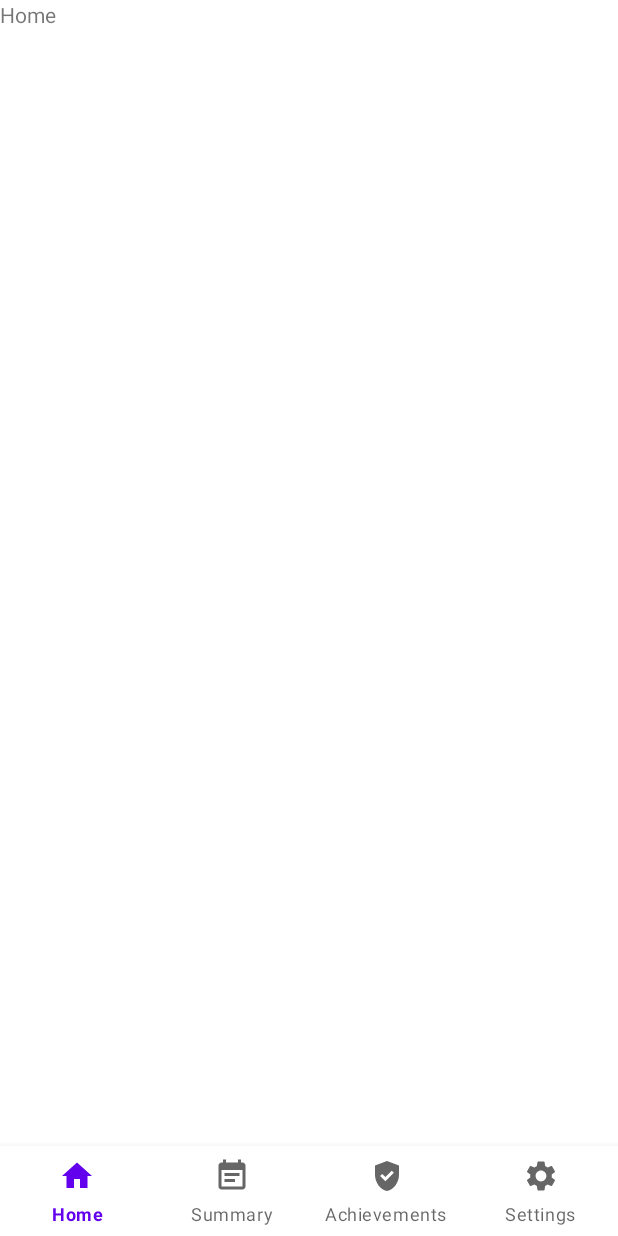
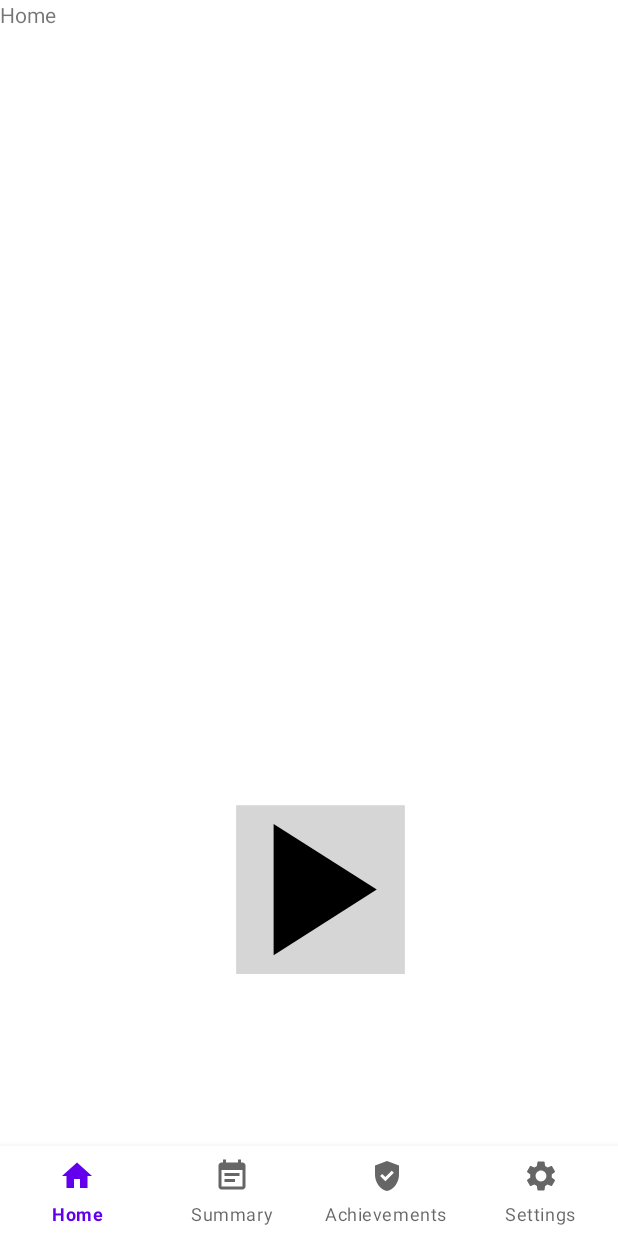
Before and after one commit to mariuszzarzycki99/Pedometer, an Android app: the screen it shows after launch (MainActivity), on a phone screen of 412 x 824 dp. Run offline under Robolectric (Android 15) with nearby library versions, the phone set to English and light mode, and no system bars.

Commit message:
Home fragment main button v1.0

```diff
--- a/app/src/main/java/pl/polsl/pedometer/HomeFragment.java
+++ b/app/src/main/java/pl/polsl/pedometer/HomeFragment.java
@@ -7,6 +7,8 @@ import androidx.fragment.app.Fragment;
 import android.view.LayoutInflater;
 import android.view.View;
 import android.view.ViewGroup;
+import android.widget.ImageButton;
+import android.widget.Toast;
 
 /**
  * A simple {@link Fragment} subclass.
@@ -58,7 +60,24 @@ public class HomeFragment extends Fragment {
     @Override
     public View onCreateView(LayoutInflater inflater, ViewGroup container,
                              Bundle savedInstanceState) {
-        // Inflate the layout for this fragment
-        return inflater.inflate(R.layout.fragment_home, container, false);
+
+        View view = inflater.inflate(R.layout.fragment_home, container, false);
+        ImageButton button = (ImageButton) view.findViewById(R.id.button2);
+        button.setOnClickListener(new View.OnClickListener() {
+            @Override
+            public void onClick(View view) {
+                button.setSelected(!button.isSelected());
+                if (button.isSelected()) {
+                    //Handle selected state change
+                    Toast.makeText(getView().getContext(),"Nalicza", Toast.LENGTH_SHORT).show();
+                }
+                else {
+                    //Handle de-select state change
+                    Toast.makeText(getView().getContext(),"Nie nalicza", Toast.LENGTH_SHORT).show();
+                }
+            }
+        });
+
+        return view;
     }
 }
--- /dev/null
+++ b/app/src/main/res/drawable/baseline_play_arrow_24.xml
@@ -0,0 +1,8 @@
+<vector android:height="200dp"
+    android:viewportHeight="24" android:viewportWidth="24"
+    android:width="200dp" xmlns:android="http://schemas.android.com/apk/res/android">
+    <group>
+        <path android:fillColor="@color/home_button_background" android:pathData="M3,3h18v18h-18z"/>
+        <path android:fillColor="#000000" android:pathData="M7,5v14l11,-7z"/>
+    </group>
+</vector>
--- /dev/null
+++ b/app/src/main/res/drawable/baseline_square_24.xml
@@ -0,0 +1,6 @@
+<vector android:height="200dp"
+    android:viewportHeight="24" android:viewportWidth="24"
+    android:width="200dp" xmlns:android="http://schemas.android.com/apk/res/android">
+    <path android:fillColor="@color/home_button_background" android:pathData="M3,3h18v18h-18z"/>
+    <path android:fillColor="@android:color/black" android:pathData="M6,19h4L10,5L6,5v14zM14,5v14h4L18,5h-4z"/>
+</vector>
--- /dev/null
+++ b/app/src/main/res/drawable/start_button.xml
@@ -0,0 +1,8 @@
+<?xml version="1.0" encoding="utf-8"?>
+<selector xmlns:android="http://schemas.android.com/apk/res/android">
+    <item
+        android:state_selected="false"
+        android:drawable="@drawable/baseline_play_arrow_24" />
+    <item
+        android:drawable="@drawable/baseline_square_24" />
+</selector>
--- a/app/src/main/res/layout/fragment_home.xml
+++ b/app/src/main/res/layout/fragment_home.xml
@@ -1,15 +1,29 @@
 <?xml version="1.0" encoding="utf-8"?>
-<FrameLayout xmlns:android="http://schemas.android.com/apk/res/android"
+<RelativeLayout xmlns:android="http://schemas.android.com/apk/res/android"
     xmlns:tools="http://schemas.android.com/tools"
     android:layout_width="match_parent"
     android:layout_height="match_parent"
     tools:context=".HomeFragment">
 
     <!-- TODO: Update blank fragment layout -->
+
     <TextView
         android:id="@+id/homeFragment"
         android:layout_width="match_parent"
         android:layout_height="match_parent"
         android:text="Home" />
 
-</FrameLayout>
+    <ImageButton
+        android:id="@+id/button2"
+        android:layout_width="150dp"
+        android:layout_height="150dp"
+        android:layout_alignParentEnd="true"
+        android:layout_alignParentBottom="true"
+        android:layout_marginEnd="123dp"
+        android:layout_marginBottom="96dp"
+        android:background="@drawable/start_button"
+        android:gravity="center"
+        android:layout_gravity="center"
+        />
+
+</RelativeLayout>
```
